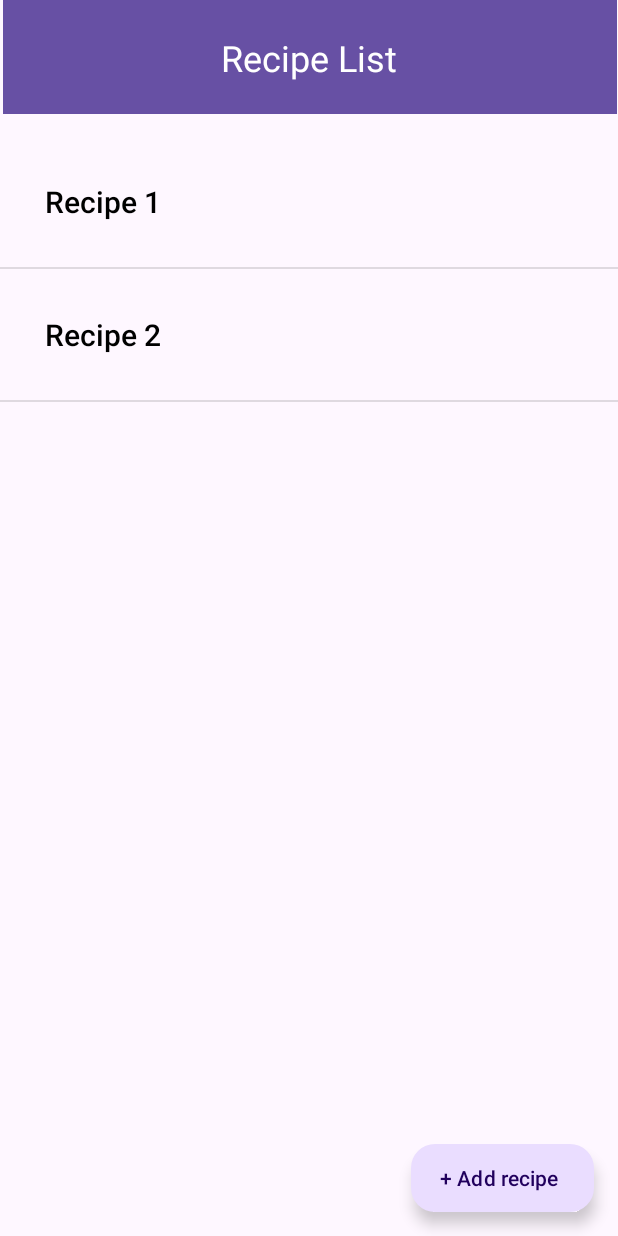
After one commit to Birkbeck/mobile-computing-project-herges01, an Android app: the RecipeListActivity screen opened directly, with no data from a screen before it, on a phone screen of 412 x 824 dp. The commit adds this screen. Run offline under Robolectric (Android 15) with nearby library versions, the phone set to English and light mode, and no system bars.

Commit message:
Recipe list page

```diff
--- a/src/main/AndroidManifest.xml
+++ b/src/main/AndroidManifest.xml
@@ -13,6 +13,9 @@
         android:theme="@style/Theme.MyApplication"
         tools:targetApi="31">
         <activity
+            android:name=".RecipeListActivity"
+            android:exported="false" />
+        <activity
             android:name=".MainActivity"
             android:exported="true">
             <intent-filter>
--- a/src/main/java/co/uk/bbk/myapplication/MainActivity.kt
+++ b/src/main/java/co/uk/bbk/myapplication/MainActivity.kt
@@ -1,12 +1,23 @@
 package co.uk.bbk.myapplication
 
+import android.content.Intent
 import android.os.Bundle
+import android.widget.ImageButton
 import androidx.activity.enableEdgeToEdge
 import androidx.appcompat.app.AppCompatActivity
 import androidx.core.view.ViewCompat
 import androidx.core.view.WindowInsetsCompat
 
 class MainActivity : AppCompatActivity() {
+
+    private lateinit var buttonBreakfast: ImageButton
+    private lateinit var buttonBrunch: ImageButton
+    private lateinit var buttonLunch: ImageButton
+    private lateinit var buttonDinner: ImageButton
+    private lateinit var buttonDessert: ImageButton
+    private lateinit var buttonOther: ImageButton
+
+
     override fun onCreate(savedInstanceState: Bundle?) {
         super.onCreate(savedInstanceState)
         enableEdgeToEdge()
@@ -16,5 +27,41 @@ class MainActivity : AppCompatActivity() {
             v.setPadding(systemBars.left, systemBars.top, systemBars.right, systemBars.bottom)
             insets
         }
+
+        // Find the image button
+        buttonBreakfast = findViewById(R.id.imageButton1)
+        buttonBrunch = findViewById(R.id.imageButton2)
+        buttonLunch = findViewById(R.id.imageButton3)
+        buttonDinner = findViewById(R.id.imageButton4)
+        buttonDessert = findViewById(R.id.imageButton5)
+        buttonOther = findViewById(R.id.imageButton6)
+
+
+        buttonBreakfast.setOnClickListener {
+            val intent = Intent(this@MainActivity, RecipeListActivity::class.java)
+            startActivity(intent)
+        }
+        buttonBrunch.setOnClickListener {
+            val intent = Intent(this@MainActivity, RecipeListActivity::class.java)
+            startActivity(intent)
+        }
+        buttonLunch.setOnClickListener {
+            val intent = Intent(this@MainActivity, RecipeListActivity::class.java)
+            startActivity(intent)
+        }
+        buttonDinner.setOnClickListener {
+            val intent = Intent(this@MainActivity, RecipeListActivity::class.java)
+            startActivity(intent)
+        }
+        buttonDessert.setOnClickListener {
+            val intent = Intent(this@MainActivity, RecipeListActivity::class.java)
+            startActivity(intent)
+        }
+        buttonOther.setOnClickListener {
+            val intent = Intent(this@MainActivity, RecipeListActivity::class.java)
+            startActivity(intent)
+        }
+
+
     }
 }
--- /dev/null
+++ b/src/main/java/co/uk/bbk/myapplication/RecipeListActivity.kt
@@ -0,0 +1,30 @@
+package co.uk.bbk.myapplication
+
+import android.os.Bundle
+import android.widget.ArrayAdapter
+import android.widget.ListView
+import androidx.activity.enableEdgeToEdge
+import androidx.appcompat.app.AppCompatActivity
+import androidx.core.view.ViewCompat
+import androidx.core.view.WindowInsetsCompat
+
+class RecipeListActivity : AppCompatActivity() {
+
+    private lateinit var list: ListView
+
+    override fun onCreate(savedInstanceState: Bundle?) {
+        super.onCreate(savedInstanceState)
+        enableEdgeToEdge()
+        setContentView(R.layout.activity_recipe_list)
+        ViewCompat.setOnApplyWindowInsetsListener(findViewById(R.id.main)) { v, insets ->
+            val systemBars = insets.getInsets(WindowInsetsCompat.Type.systemBars())
+            v.setPadding(systemBars.left, systemBars.top, systemBars.right, systemBars.bottom)
+            insets
+        }
+        list = findViewById(R.id.list_item)
+        val listItems = arrayOf("Recipe 1", "Recipe 2")
+
+        val listAdapter = ArrayAdapter(this, R.layout.item_list, R.id.item_text, listItems)
+        list.adapter = listAdapter
+    }
+}
--- /dev/null
+++ b/src/main/res/layout/activity_recipe_list.xml
@@ -0,0 +1,59 @@
+<?xml version="1.0" encoding="utf-8"?>
+<androidx.constraintlayout.widget.ConstraintLayout xmlns:android="http://schemas.android.com/apk/res/android"
+    xmlns:app="http://schemas.android.com/apk/res-auto"
+    xmlns:tools="http://schemas.android.com/tools"
+    android:id="@+id/main"
+    android:layout_width="match_parent"
+    android:layout_height="match_parent"
+    tools:context=".RecipeListActivity">
+
+
+    <ListView
+        android:id="@+id/list_item"
+        android:layout_width="413dp"
+        android:layout_height="733dp"
+        app:layout_constraintBottom_toBottomOf="parent"
+        app:layout_constraintEnd_toEndOf="parent"
+        app:layout_constraintHorizontal_bias="0.0"
+        app:layout_constraintStart_toStartOf="parent" />
+
+    <com.google.android.material.floatingactionbutton.ExtendedFloatingActionButton
+        android:id="@+id/floatingActionButton"
+        android:layout_width="122dp"
+        android:layout_height="45dp"
+        android:layout_marginEnd="16dp"
+        android:layout_marginBottom="16dp"
+        android:clickable="true"
+        android:text="@string/extended_fab_label"
+        app:layout_constraintBottom_toBottomOf="parent"
+        app:layout_constraintEnd_toEndOf="parent"
+        app:srcCompat="@drawable/ic_launcher_background" />
+
+    <androidx.appcompat.widget.Toolbar
+        android:id="@+id/toolbar2"
+        android:layout_width="409dp"
+        android:layout_height="76dp"
+        android:background="?attr/colorPrimary"
+        android:minHeight="?attr/actionBarSize"
+        android:theme="?attr/actionBarTheme"
+        app:layout_constraintBottom_toTopOf="@+id/list_item"
+        app:layout_constraintEnd_toEndOf="parent"
+        app:layout_constraintHorizontal_bias="0.666"
+        app:layout_constraintStart_toStartOf="parent"
+        app:layout_constraintTop_toTopOf="parent"
+        app:layout_constraintVertical_bias="0.0" />
+
+    <TextView
+        android:id="@+id/textView3"
+        android:layout_width="wrap_content"
+        android:layout_height="wrap_content"
+        android:text="@string/recipe_list"
+        android:textColor="@color/white"
+        android:textSize="24sp"
+        app:layout_constraintBottom_toBottomOf="@+id/toolbar2"
+        app:layout_constraintEnd_toEndOf="@+id/toolbar2"
+        app:layout_constraintHorizontal_bias="0.498"
+        app:layout_constraintStart_toStartOf="@+id/toolbar2"
+        app:layout_constraintTop_toTopOf="parent" />
+
+</androidx.constraintlayout.widget.ConstraintLayout>
--- /dev/null
+++ b/src/main/res/layout/item_list.xml
@@ -0,0 +1,9 @@
+<?xml version="1.0" encoding="utf-8"?>
+<TextView xmlns:android="http://schemas.android.com/apk/res/android"
+    android:id="@+id/item_text"
+    android:layout_width="match_parent"
+    android:layout_height="wrap_content"
+    android:padding="30dp"
+    android:textSize="20sp"
+    android:fontFamily="sans-serif-medium"
+    android:textColor="@android:color/black" />
--- a/src/main/res/values/strings.xml
+++ b/src/main/res/values/strings.xml
@@ -7,7 +7,8 @@
     <string name="menuText5">Dessert</string>
     <string name="menuText6">Other</string>
     <string name="avatar">avatar</string>
-
+    <string name="extended_fab_label">+ Add recipe</string>
+    <string name="recipe_list">Recipe List</string>
 
 
 </resources>
```
